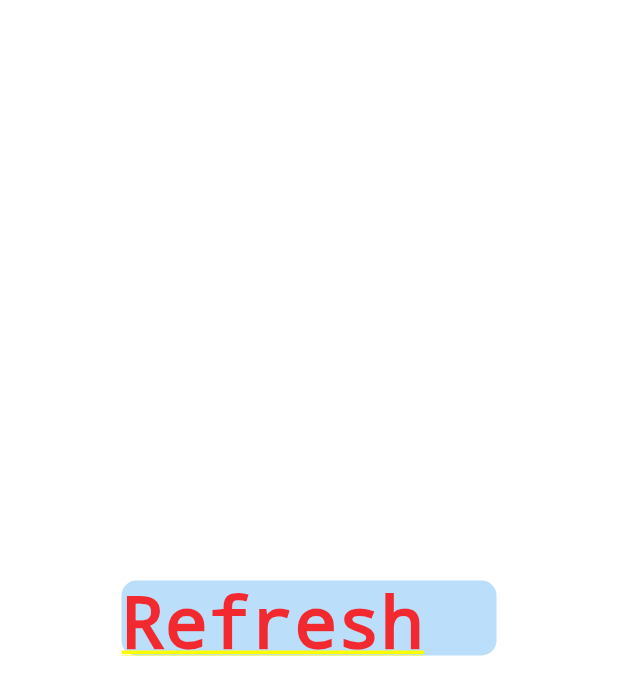
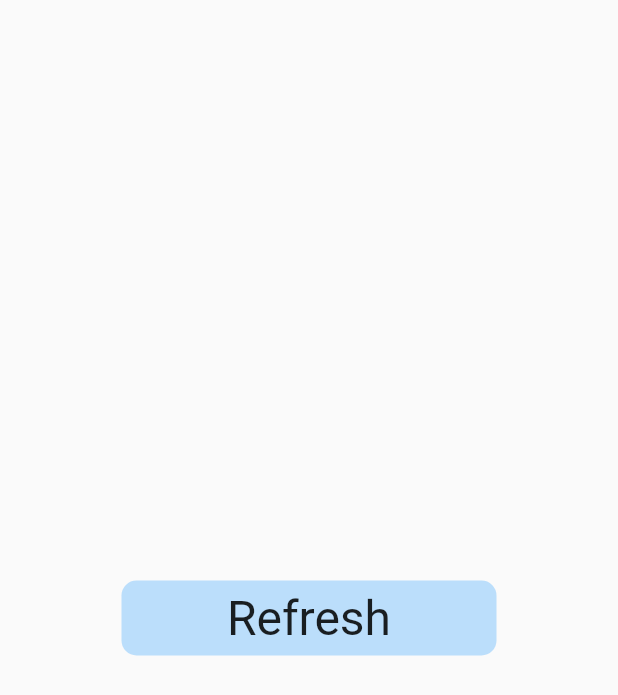
Before and after one commit to judeclassic/locator_app, a Flutter app: the screen it shows after launch, after a tap on "Refresh", on a phone screen of 412 x 824 dp. Shown: the top 695 px of the screen. Run offline on Flutter 3.47's test engine with Material 2 defaults, Android fonts, the phone set to English and light mode, and no system bars; our stand-ins replace geolocator; missing offline and left inert: geolocator_web; network calls fail.

Commit message:
fixed it all

```diff
--- a/thestartup/lib/main.dart
+++ b/thestartup/lib/main.dart
@@ -1,4 +1,5 @@
 import 'dart:async';
+import 'dart:convert';
 import 'dart:math';
 
 import 'package:http/http.dart' as http;
@@ -40,7 +41,7 @@ class _HomePageState extends State<HomePage> {
 
   Future<void> _register() async {
     http.Response response = await http.post(
-      Uri.parse("https://thestartup.herokuapp.com/api/register_user"),
+      Uri.parse("https://thestartup.herokuapp.com/api/register"),
       body: {
         "name": name
       }
@@ -60,10 +61,10 @@ class _HomePageState extends State<HomePage> {
       };
 
       http.Response response = await http.post(
-        Uri.parse("https://thestartup.herokuapp.com/api//api/update_location"),
+        Uri.parse("https://thestartup.herokuapp.com/api/update_location"),
         body: {
           "name": name,
-          "location": location
+          "location": json.encode(location)
         }
       );
 
@@ -107,7 +108,7 @@ class _HomePageState extends State<HomePage> {
     super.initState();
 
     Random random = Random();
-    int randomNumber = random.nextInt(100);
+    int randomNumber = random.nextInt(10000);
     name = "new_user$randomNumber";
 
     _register();
@@ -116,7 +117,9 @@ class _HomePageState extends State<HomePage> {
 
   @override
   Widget build(BuildContext context) {
-    return Center(
+    _update();
+    return Scaffold(
+      body: Center(
         child: InkWell(
           onTap: (){_update();},
           child: Container(
@@ -126,7 +129,15 @@ class _HomePageState extends State<HomePage> {
               color: Theme.of(context).primaryColorLight,
               borderRadius: const BorderRadius.all(Radius.circular(10))
             ),
-          child: const Text("Refresh"),
+            child: const Center(
+              child: Text(
+                "Refresh",
+                style: TextStyle(
+                  fontSize: 32
+                ),
+                ),
+            ),
+          ),
         ),
       ),
     );
```
Also changed, not shown: 3 other files. Lines whose indentation alone changed are shown as unchanged.
